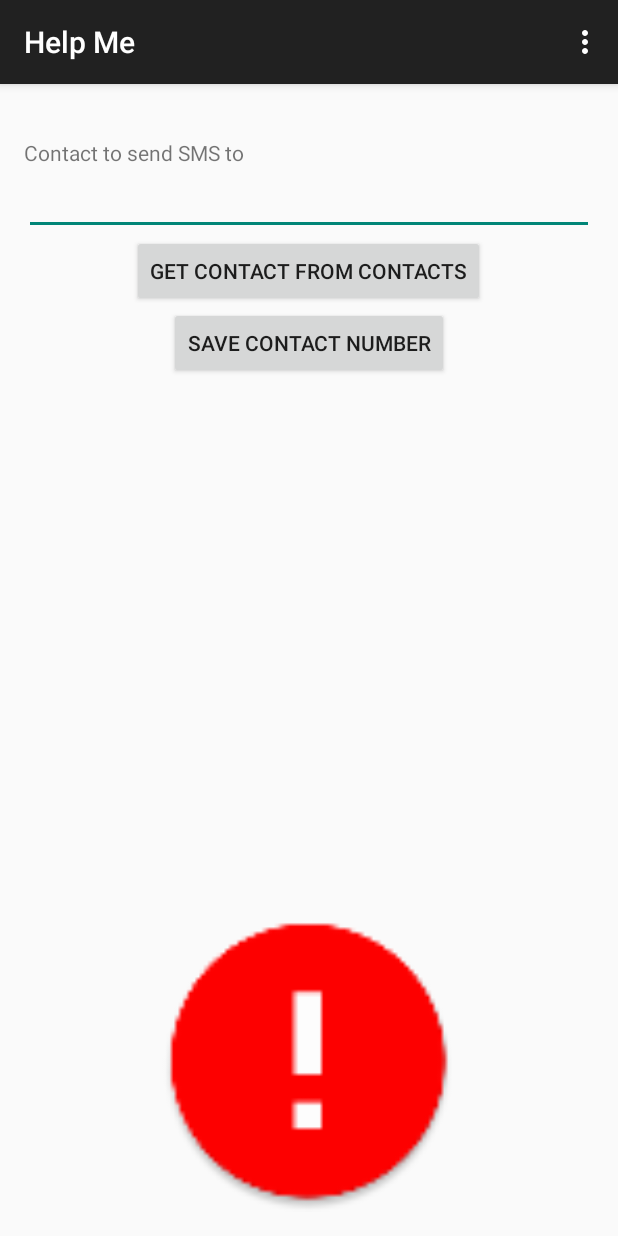
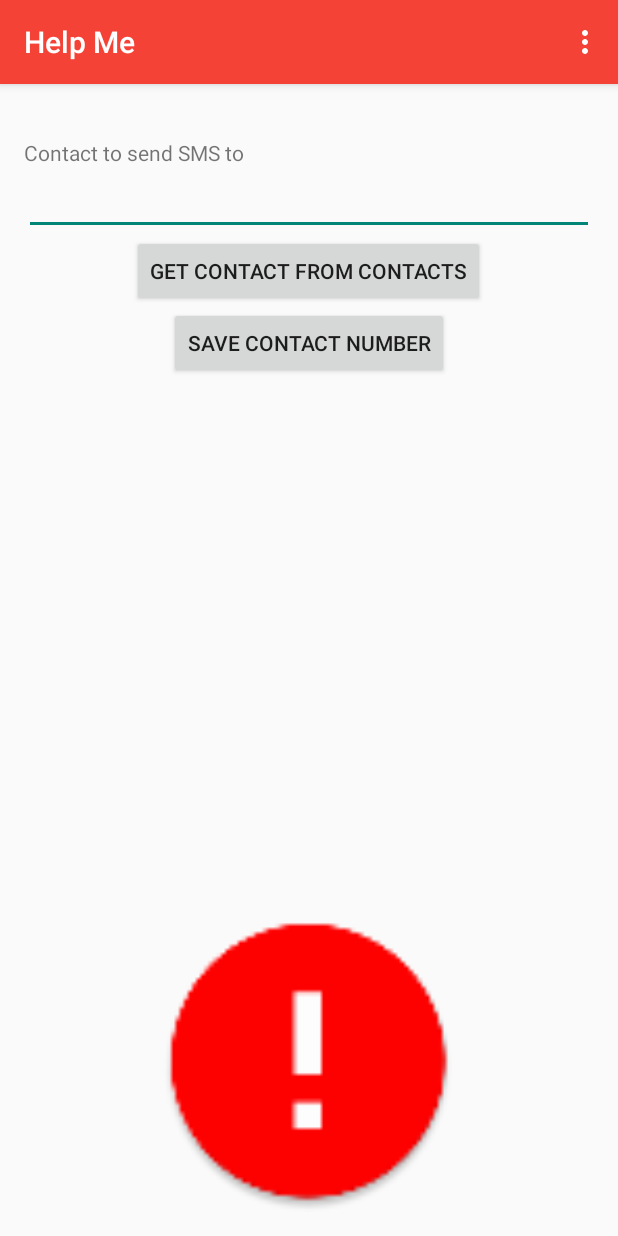
Before and after one commit to jomartigcal/help-me-android-app, an Android app: the screen it shows after launch (MainActivity), on a phone screen of 412 x 824 dp. Run offline under Robolectric (Android 15) with nearby library versions, the light colour scheme and no system bars.

Commit message:
Adding app primary color and dark app primary color
Signed-off-by: Jomar Tigcal <jomar@tigcal.com>

```diff
--- /dev/null
+++ b/mobile/src/main/res/values/colors.xml
@@ -0,0 +1,5 @@
+<?xml version="1.0" encoding="utf-8"?>
+<resources>
+    <color name="app_primary_color">#F44336</color>
+    <color name="app_primary_color_dark">#D32F2F</color>
+</resources>
--- a/mobile/src/main/res/values/styles.xml
+++ b/mobile/src/main/res/values/styles.xml
@@ -1,8 +1,9 @@
 <resources>
 
-    <!-- Base application theme. -->
     <style name="AppTheme" parent="Theme.AppCompat.Light.DarkActionBar">
-        <!-- Customize your theme here. -->
+        <item name="colorPrimary">@color/app_primary_color</item>
+        <item name="colorPrimaryDark">@color/app_primary_color_dark</item>
+
     </style>
 
 </resources>
```
